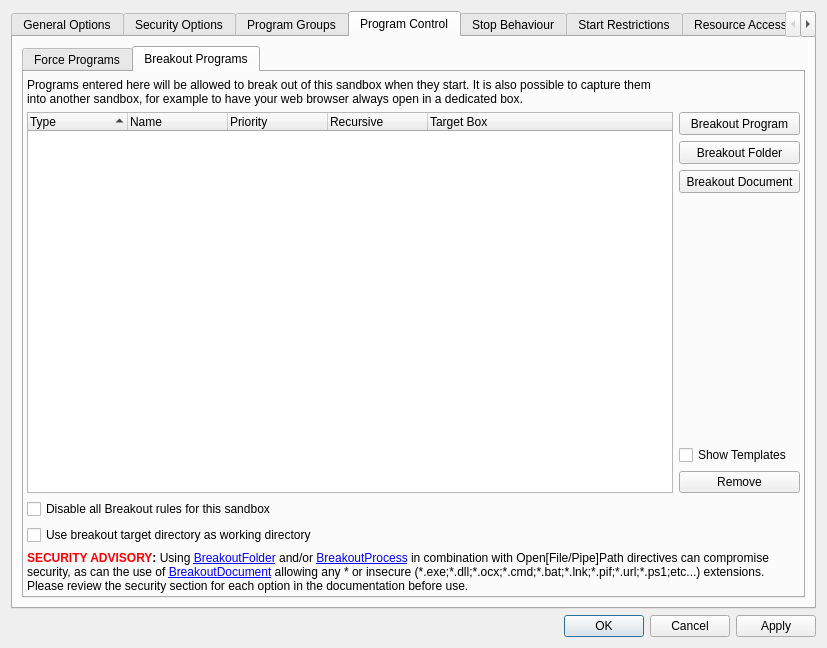
Before: the Qt Designer form SandboxiePlus/SandMan/Forms/OptionsWindow.ui in offhub/Sandboxie, drawn with Qt 5.
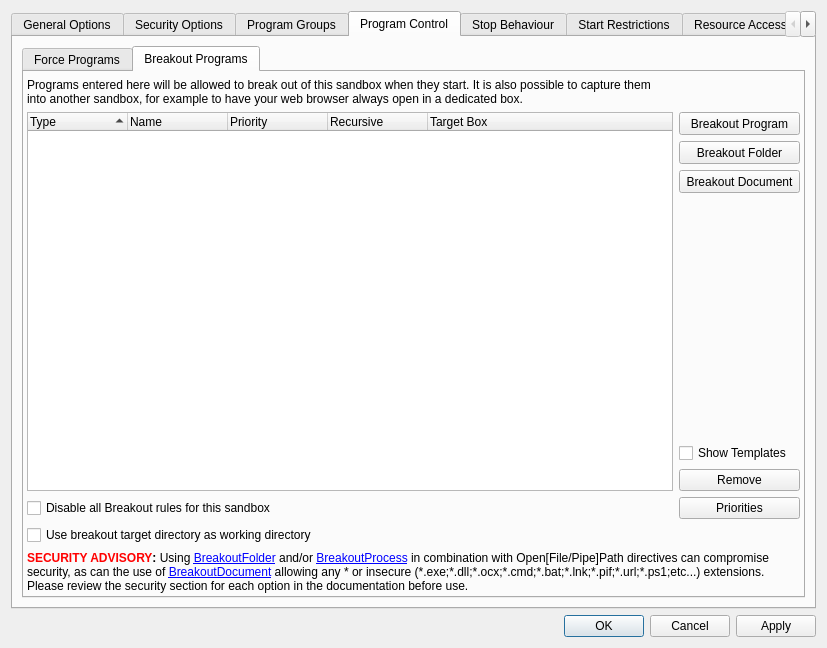
After: the same form once the commit is applied. The open tabs and pages were chosen to show the change.

Commit message: Add Force/Breakout priority manager UI

Diff of the .ui file:
```diff
--- a/SandboxiePlus/SandMan/Forms/OptionsWindow.ui
+++ b/SandboxiePlus/SandMan/Forms/OptionsWindow.ui
@@ -2558,15 +2558,31 @@
                  </property>
                 </widget>
                </item>
-               <item row="8" column="0" colspan="2">
+               <item row="8" column="0">
                 <widget class="QCheckBox" name="chkDisableBreakout">
                  <property name="text">
                   <string>Disable all Breakout rules for this sandbox</string>
                  </property>
                 </widget>
                </item>
+               <item row="8" column="1">
+                <widget class="QPushButton" name="btnBreakoutPriorities">
+                 <property name="toolTip">
+                  <string>Open the combined Force/Breakout priority manager.</string>
+                 </property>
+                 <property name="text">
+                  <string>Priorities</string>
+                 </property>
+                </widget>
+               </item>
                <item row="9" column="0" colspan="2">
                 <widget class="QCheckBox" name="chkBreakoutUseTargetDir">
+                 <property name="sizePolicy">
+                  <sizepolicy hsizetype="Maximum" vsizetype="Fixed">
+                   <horstretch>0</horstretch>
+                   <verstretch>0</verstretch>
+                  </sizepolicy>
+                 </property>
                  <property name="toolTip">
                   <string>When breakout is allowed and no working directory is provided by the caller, use the target executable's folder as working directory.
 This helps prevent ForceFolder rules from re-forcing breakout child processes that inherit sandbox working directory.</string>
```
Left out of the diff: 25 changed lines with no effect on the pictures. The commit also changes 5 other files.
